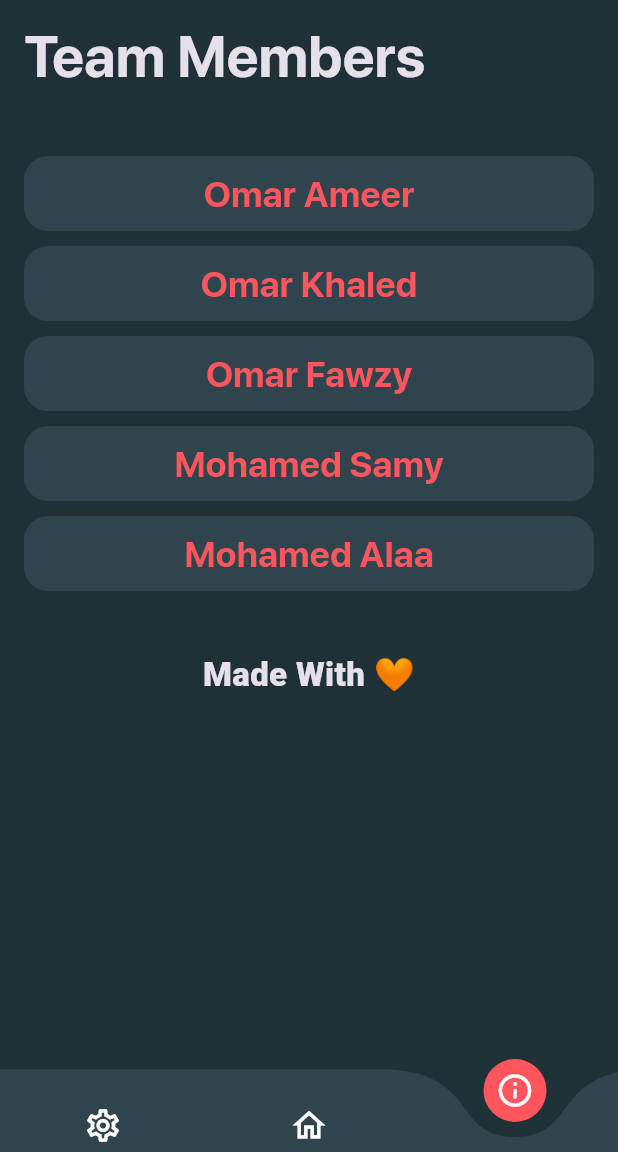
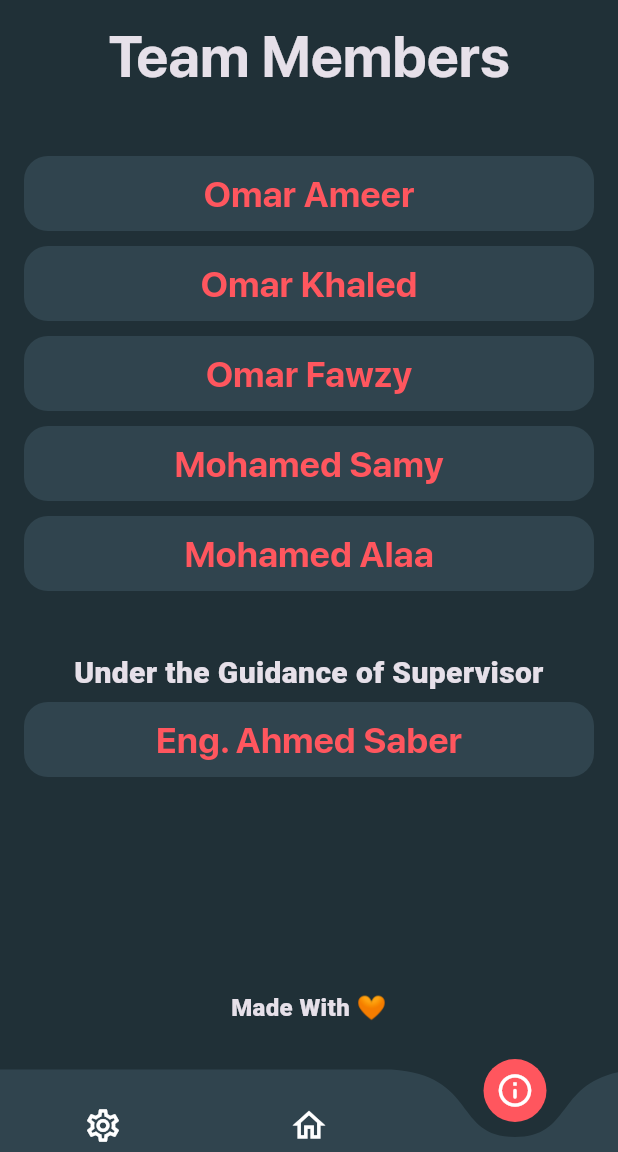
Before and after one commit to OmarAmeer96/SS-Algorithms-App, a Flutter app: the screen it shows after launch, item 3 of the bottom bar chosen, on a phone screen of 412 x 824 dp, the part 84-1236 px from its top. Run offline on Flutter 3.47's test engine with Material 3 defaults, Android fonts, the light colour scheme and no system bars; drawn by our look-alikes of curved_navigation_bar; our stand-ins replace animated_splash_screen, another_flushbar, confetti, dio, google_fonts, lottie and 2 more; generated files the repository leaves out were written again.

Commit message:
Final Commit.

```diff
--- a/lib/Features/change_ip/views/widgets/change_ip_view_body.dart
+++ b/lib/Features/change_ip/views/widgets/change_ip_view_body.dart
@@ -40,7 +40,7 @@ class _ChangeIpViewBodyState extends State<ChangeIpViewBody> {
                   height: 10,
                 ),
                 Align(
-                  alignment: Alignment.topLeft,
+                  alignment: Alignment.topCenter,
                   child: Text(
                     'Change IP',
                     style: Styles.sFProDisplayBold.copyWith(),
--- a/lib/Features/info/views/widgets/info_view_body.dart
+++ b/lib/Features/info/views/widgets/info_view_body.dart
@@ -2,6 +2,7 @@ import 'package:flutter/material.dart';
 import 'package:google_fonts/google_fonts.dart';
 import 'package:ss_algorithms_app/Core/utils/styles.dart';
 import 'package:ss_algorithms_app/Features/info/views/widgets/team_members_column.dart';
+import 'package:ss_algorithms_app/Features/info/views/widgets/team_members_item.dart';
 
 class InfoViewBody extends StatelessWidget {
   const InfoViewBody({super.key});
@@ -18,7 +19,7 @@ class InfoViewBody extends StatelessWidget {
               height: 10,
             ),
             Align(
-              alignment: Alignment.topLeft,
+              alignment: Alignment.topCenter,
               child: Text(
                 'Team Members',
                 style: Styles.sFProDisplayBold.copyWith(),
@@ -31,12 +32,35 @@ class InfoViewBody extends StatelessWidget {
             const SizedBox(
               height: 40,
             ),
-            Text(
-              'Made With 🧡',
-              style: GoogleFonts.cairoPlay(
-                fontWeight: FontWeight.w900,
-                fontSize: 22,
+            Align(
+              alignment: Alignment.center,
+              child: Text(
+                'Under the Guidance of Supervisor',
+                textAlign: TextAlign.center,
+                style: GoogleFonts.cairoPlay(
+                  fontWeight: FontWeight.w900,
+                  fontSize: 20,
+                ),
               ),
+            ),
+            const SizedBox(
+              height: 5,
+            ),
+            const TeamMembersItem(name: "Eng. Ahmed Saber"),
+            const Spacer(),
+            Align(
+              alignment: Alignment.center,
+              child: Text(
+                'Made With 🧡',
+                textAlign: TextAlign.center,
+                style: GoogleFonts.cairoPlay(
+                  fontWeight: FontWeight.w900,
+                  fontSize: 16,
+                ),
+              ),
+            ),
+            const SizedBox(
+              height: 30,
             ),
           ],
         ),
```
Also changed, not shown: lib/Core/utils/validatiom.dart (+12 -0 lines), lib/Features/home/views/widgets/home_view_body.dart (+6 -3 lines).
